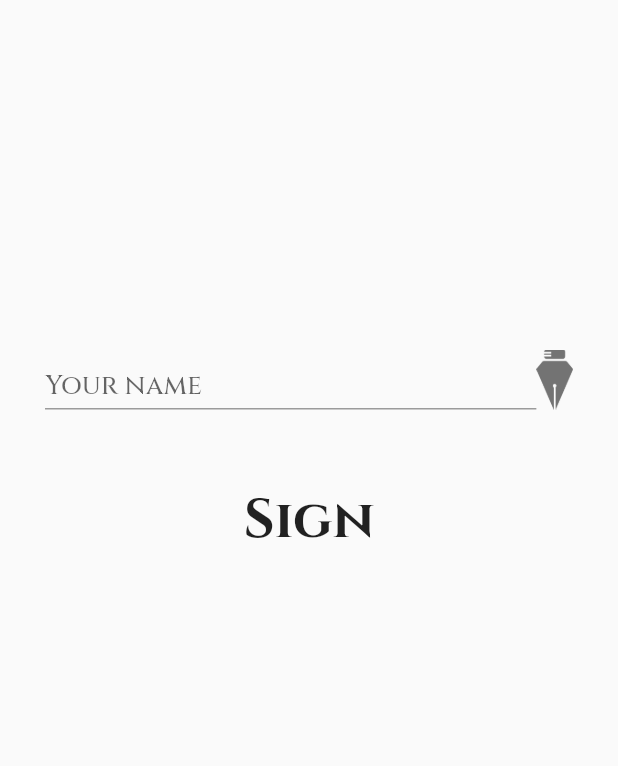
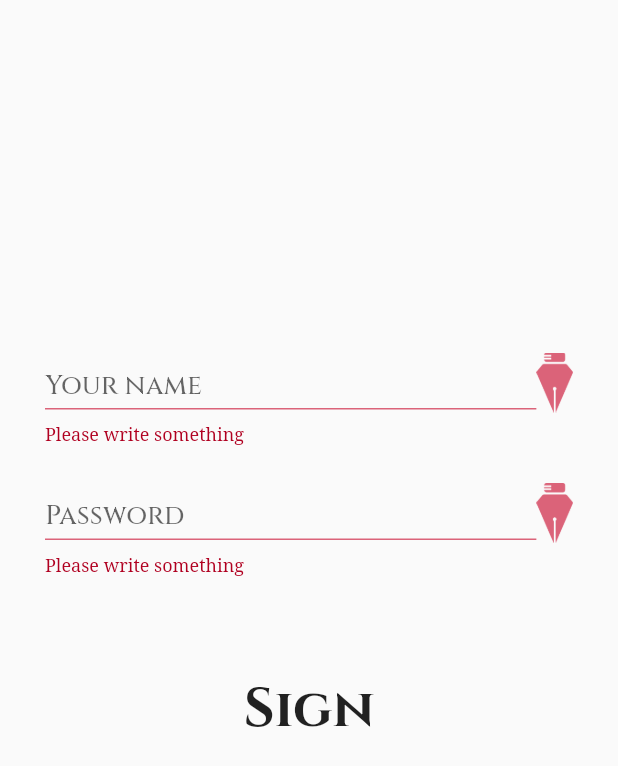
Before and after one commit to w-etc/parchments_frontend, a Flutter app: the screen it shows after launch, after a tap on "Sign", on a phone screen of 412 x 824 dp. Shown: the top 766 px of the screen. Run offline on Flutter 3.47's test engine with Material 2 defaults, Android fonts, the phone set to English and light mode, and no system bars; our stand-ins replace flutter_dotenv, flutter_secure_storage; network calls fail.

Commit message:
implementing true login

```diff
--- /dev/null
+++ b/lib/components/validated_input.dart
@@ -0,0 +1,96 @@
+import 'package:flutter/cupertino.dart';
+import 'package:flutter/material.dart';
+import 'package:parchments_flutter/constants/colors.dart';
+import 'package:parchments_flutter/constants/fonts.dart';
+
+class ValidatedInput extends StatefulWidget {
+  final inputController = TextEditingController();
+  final String hint;
+  final bool obscureText;
+  ValidatedInput({this.hint, this.obscureText});
+
+  @override
+  _ValidatedInputState createState() => _ValidatedInputState();
+
+  String text() {
+    return inputController.text;
+  }
+}
+
+class _ValidatedInputState extends State<ValidatedInput> {
+  bool activeFocus = false;
+  bool valid = true;
+
+  void _togglePenColor(bool hasFocus,) {
+    setState(() {
+      activeFocus = hasFocus;
+    });
+  }
+
+  Color _getPenColor() {
+    if (activeFocus && valid) return Colors.black;
+    if (!activeFocus && valid) return Colors.black54;
+    if (activeFocus && !valid) return ERROR_FOCUSED;
+    if (!activeFocus && !valid) return ERROR_UNFOCUSED;
+  }
+
+  String _validator(value) {
+    if (value.isEmpty) {
+      setState(() {
+        valid = false;
+      });
+      return 'Please write something';
+    }
+    setState(() {
+      valid = true;
+    });
+    return null;
+  }
+
+  @override
+  Widget build(BuildContext context) {
+    return Container(
+      padding: EdgeInsets.only(bottom: 15),
+      child: Row(
+        crossAxisAlignment: CrossAxisAlignment.start,
+        children: [
+          Flexible(
+            child: Focus(
+              child: TextFormField(
+                validator: _validator,
+                style: TextStyle(fontSize: 18, fontFamily: CINZEL,),
+                decoration: InputDecoration(
+                  hintText: widget.hint,
+                  hintStyle: TextStyle(fontSize: 18, fontFamily: CINZEL),
+                  contentPadding: EdgeInsets.only(bottom: -15),
+                  errorStyle: TextStyle(
+                    fontFamily: NOTO_SERIF,
+                    color: ERROR_FOCUSED,
+                  ),
+                  errorBorder: UnderlineInputBorder(
+                    borderSide: BorderSide(
+                      color: ERROR_UNFOCUSED,
+                    ),
+                  ),
+                  focusedErrorBorder: UnderlineInputBorder(
+                    borderSide: BorderSide(
+                      width: 2.0,
+                      color: ERROR_FOCUSED,
+                    ),
+                  ),
+                ),
+                controller: widget.inputController,
+                obscureText: widget.obscureText,
+              ),
+              onFocusChange: _togglePenColor,
+            ),
+          ),
+          Container(
+            padding: EdgeInsets.only(top: 10),
+            child: Image(image: AssetImage('assets/pen_black.png'), height: 40, color: _getPenColor(),),
+          ),
+        ],
+      ),
+    );
+  }
+}
--- /dev/null
+++ b/lib/constants/colors.dart
@@ -0,0 +1,4 @@
+import 'dart:ui';
+
+const ERROR_UNFOCUSED = Color(0xFFDB6379);
+const ERROR_FOCUSED = Color(0xFFB00020);
--- a/lib/constants/shared_preferences.dart
+++ /dev/null
@@ -1 +0,0 @@
-const WRITER_ID = 'writerId';
--- /dev/null
+++ b/lib/constants/util.dart
@@ -0,0 +1 @@
+const TOKEN = 'token';
--- a/lib/screens/login_page.dart
+++ b/lib/screens/login_page.dart
@@ -1,10 +1,11 @@
 import 'dart:ui';
 import 'package:flutter/material.dart';
+import 'package:parchments_flutter/components/validated_input.dart';
 import 'package:parchments_flutter/constants/fonts.dart';
 import 'package:parchments_flutter/models/parchment.dart';
-import 'package:parchments_flutter/routes.dart';
 import 'package:parchments_flutter/services/http_service.dart';
-import 'package:parchments_flutter/services/shared_preferences.dart';
+
+import '../routes.dart';
 
 class LoginPage extends StatefulWidget {
 
@@ -13,63 +14,43 @@ class LoginPage extends StatefulWidget {
 }
 
 class _LoginPageState extends State<LoginPage> {
-  final writerNameController = TextEditingController();
-  Color penColor = Colors.black54;
+  final _formKey = GlobalKey<FormState>();
 
-  void _togglePenColor(bool hasFocus) {
-    setState(() {
-      penColor = hasFocus ? Colors.black : Colors.black54;
-    });
+
+  Future<void> _login(String username, String password) async {
+    if (_formKey.currentState.validate()) {
+      final result = await HttpService.login(username, password);
+      await HttpService.setToken(result['token']);
+      Navigator.pushNamed(context, ROUTES_PARCHMENT_DETAIL, arguments: Parchment());
     }
-
-  Future<void> _login(String name) async {
-    final writerId = await HttpService.login(name);
-    await setWriterId(writerId);
-    Navigator.pushNamed(context, ROUTES_PARCHMENT_DETAIL, arguments: Parchment());
   }
 
   @override
   Widget build(BuildContext context) {
+    ValidatedInput usernameInput = ValidatedInput(hint: 'Your name', obscureText: false,);
+    ValidatedInput passwordInput = ValidatedInput(hint: 'Password', obscureText: true,);
     return Scaffold(
         resizeToAvoidBottomInset : false,
         body: Padding(
         padding: const EdgeInsets.only(left: 30, right: 30, top: 225,),
+        child: Form(
+          key: _formKey,
           child: Column(
             mainAxisAlignment: MainAxisAlignment.start,
             children: <Widget>[
-            Row(
-              crossAxisAlignment: CrossAxisAlignment.end,
-              children: [
-                Flexible(
-                  child: Focus(
-                    child: TextFormField(
-                      style: TextStyle(fontSize: 18, fontFamily: CINZEL,),
-                      decoration: InputDecoration(
-                        hintText: 'Your name',
-                        hintStyle: TextStyle(fontSize: 18, fontFamily: CINZEL),
-                        contentPadding: EdgeInsets.only(bottom: -15),
-                      ),
-                      controller: writerNameController,
-                    ),
-                      onFocusChange: _togglePenColor,
-                  ),
-                ),
-                Container(
-                  padding: EdgeInsets.only(bottom: 0),
-                  child: Image(image: AssetImage('assets/pen_black.png'), height: 40, color: penColor,),
-                ),
-              ],
-            ),
+              usernameInput,
+              passwordInput,
               Container(
                 margin: const EdgeInsets.only(top: 50.0),
                 child: FlatButton(
-                onPressed: () => _login(writerNameController.text),
+                  onPressed: () => _login(usernameInput.text(), passwordInput.text()),
                   child: Text('Sign', style: TextStyle(fontSize: 36, fontFamily: CINZEL, fontWeight: FontWeight.bold,)),
                 ),
               )
             ],
           ),
         )
+      )
     );
   }
 }
--- a/lib/services/http_service.dart
+++ b/lib/services/http_service.dart
@@ -1,16 +1,22 @@
 import 'dart:convert';
 
 import 'package:http/http.dart' show Client;
+import 'package:parchments_flutter/constants/util.dart';
 import 'package:parchments_flutter/constants/urls.dart';
 import 'package:parchments_flutter/models/parchment.dart';
-import 'package:parchments_flutter/services/shared_preferences.dart';
+import 'package:flutter_secure_storage/flutter_secure_storage.dart';
 
 class HttpService {
 
   static Client client = Client();
+  static TokenRetriever tokenRetriever = TokenRetriever();
 
-  static Future<int> login(String name) async {
-    final response = await client.get('$BACKEND_URL/writer/$name');
+  static Future<Map<String, dynamic>> login(String username, String password) async {
+    final response = await client.post(
+      '$BACKEND_URL/writer/login',
+      headers: {'Content-type': 'application/json'},
+      body: jsonEncode({'username': username, 'password': password}),
+    );
     if (response.statusCode == 200) {
       return jsonDecode(response.body);
     } else {
@@ -19,7 +25,8 @@ class HttpService {
   }
 
   static Future<Parchment> getParchment(int parchmentId) async {
-    final response = await client.get('$BACKEND_URL/parchment/${parchmentId != null ? parchmentId : 1}');
+    final token = await tokenRetriever.getToken();
+    final response = await client.get('$BACKEND_URL/parchment/${parchmentId != null ? parchmentId : 1}', headers: {'Authorization': 'Bearer $token'});
 
     if (response.statusCode == 200) {
       return Parchment.fromJson(json.decode(response.body));
@@ -29,13 +36,12 @@ class HttpService {
   }
 
   static Future<Parchment> createParchment(Parchment parchment) async {
-    final writerId = await getWriterId();
+    final token = await tokenRetriever.getToken();
     final response = await client.post(
         '$BACKEND_URL/parchment',
-        headers: {'Content-type': 'application/json'},
+        headers: {'Content-type': 'application/json', 'Authorization': 'Bearer $token'},
         body: jsonEncode({
           'parchment': {'title': parchment.title, 'contents': parchment.contents,},
-          'writerId': writerId,
           'previousParchmentId': parchment.parentParchmentId,
         })
     );
@@ -54,4 +60,20 @@ class HttpService {
     Parchment retrievedParchment = await getParchment(parchment.id);
     return retrievedParchment.continuations;
   }
+
+  static Future<void> setToken(dynamic token) async {
+    await tokenRetriever.setToken(token);
+  }
 }
+
+class TokenRetriever {
+  getToken() async {
+    final storage = new FlutterSecureStorage();
+    return await storage.read(key: TOKEN);
+  }
+
+  setToken(dynamic token) async {
+    final storage = new FlutterSecureStorage();
+    await storage.write(key: TOKEN, value: token);
+  }
+}
--- a/pubspec.yaml
+++ b/pubspec.yaml
@@ -26,6 +26,7 @@ dependencies:
   http: ^0.12.2
   flutter_dotenv: ^2.1.0
   shared_preferences: ^0.5.10
+  flutter_secure_storage: ^3.3.4
 
   # The following adds the Cupertino Icons font to your application.
   # Use with the CupertinoIcons class for iOS style icons.
```
Also changed, not shown: lib/services/shared_preferences.dart (deleted, +0 -12 lines), 5 other files. Lines whose indentation alone changed are shown as unchanged.
